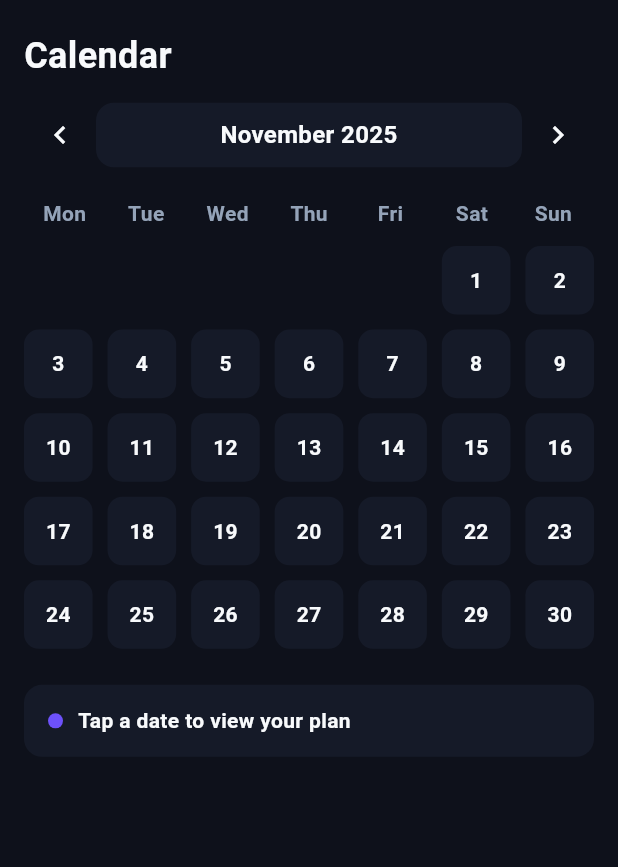
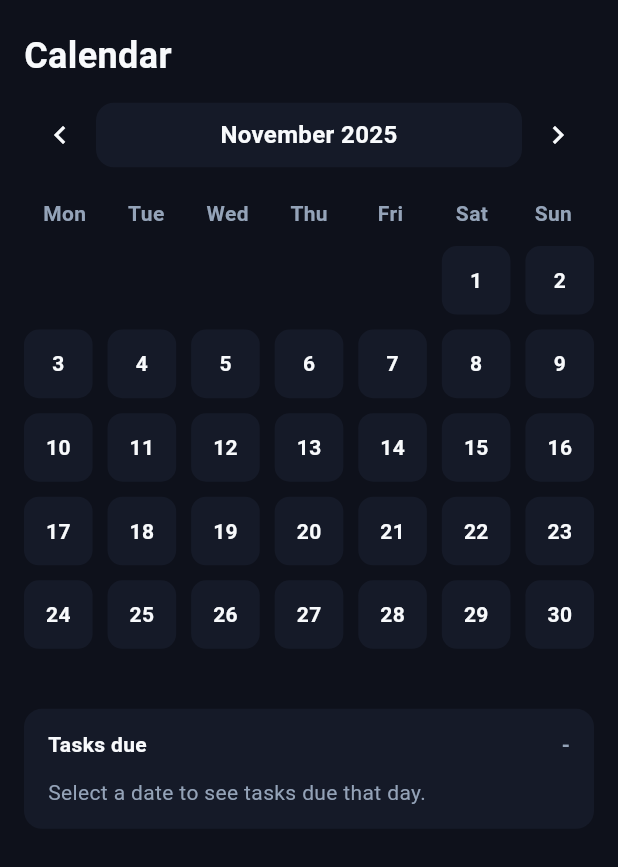
Before and after one commit to koixos/oop-mobile-frontend, a Flutter app: the CalendarPage screen opened directly, after a tap on the "chevron left" icon, on a phone screen of 412 x 824 dp. Shown: the top 867 px of the screen. Run offline on Flutter 3.47's test engine with Material 3 defaults, Android fonts, the phone set to English and light mode, and no system bars; our stand-ins replace fluttertoast, shared_preferences, speech_to_text; accounts and stored records are empty.

Commit message:
display tasks due in calendar page

```diff
--- a/lib/views/calendar/calendar_page.dart
+++ b/lib/views/calendar/calendar_page.dart
@@ -1,5 +1,10 @@
+import 'dart:convert';
+
 import 'package:flutter/material.dart';
+import 'package:shared_preferences/shared_preferences.dart';
 import 'package:sptm/core/constants.dart';
+import 'package:sptm/models/task_item.dart';
+import 'package:sptm/views/dashboard/widgets/task_card.dart';
 
 class CalendarPage extends StatefulWidget {
   const CalendarPage({super.key});
@@ -9,6 +14,7 @@ class CalendarPage extends StatefulWidget {
 }
 
 class _CalendarPageState extends State<CalendarPage> {
+  static const String _tasksKey = "dashboard_tasks";
   static const List<String> _monthNames = [
     'January',
     'February',
@@ -31,6 +37,13 @@ class _CalendarPageState extends State<CalendarPage> {
 
   DateTime _focusedMonth = DateTime(DateTime.now().year, DateTime.now().month);
   DateTime? _selectedDay;
+  final List<TaskItem> _tasks = [];
+
+  @override
+  void initState() {
+    super.initState();
+    _loadTasks();
+  }
 
   bool _isSameDay(DateTime a, DateTime b) {
     return a.year == b.year && a.month == b.month && a.day == b.day;
@@ -43,6 +56,64 @@ class _CalendarPageState extends State<CalendarPage> {
   int _leadingEmptySlots(DateTime date) {
     final firstWeekday = DateTime(date.year, date.month, 1).weekday;
     return firstWeekday - 1;
+  }
+
+  Future<void> _loadTasks() async {
+    final prefs = await SharedPreferences.getInstance();
+    final rawItems = prefs.getStringList(_tasksKey) ?? [];
+    final loadedTasks = <TaskItem>[];
+    for (final raw in rawItems) {
+      try {
+        final decoded = jsonDecode(raw) as Map<String, dynamic>;
+        loadedTasks.add(TaskItem.fromJson(decoded));
+      } catch (_) {}
+    }
+    if (!mounted) return;
+    setState(() {
+      _tasks
+        ..clear()
+        ..addAll(loadedTasks);
+    });
+  }
+
+  List<TaskItem> _tasksForSelectedDay() {
+    final selectedDay = _selectedDay;
+    if (selectedDay == null) return [];
+    return _tasks
+        .where((task) => _isSameDay(task.dueDate, selectedDay))
+        .toList();
+  }
+
+  String _formatDate(DateTime value) {
+    const months = [
+      "Jan",
+      "Feb",
+      "Mar",
+      "Apr",
+      "May",
+      "Jun",
+      "Jul",
+      "Aug",
+      "Sep",
+      "Oct",
+      "Nov",
+      "Dec",
+    ];
+    final month = months[value.month - 1];
+    return "$month ${value.day.toString().padLeft(2, "0")}";
+  }
+
+  String _urgencyLabel(TaskItem task) {
+    final urgency = task.urgent ? "Urgent" : "Not urgent";
+    final importance = task.important ? "Important" : "Not important";
+    return "$urgency · $importance";
+  }
+
+  Future<void> _selectDay(DateTime date) async {
+    setState(() {
+      _selectedDay = date;
+    });
+    await _loadTasks();
   }
 
   void _goToPreviousMonth() {
@@ -168,9 +239,7 @@ class _CalendarPageState extends State<CalendarPage> {
 
         return GestureDetector(
           onTap: () {
-            setState(() {
-              _selectedDay = date;
-            });
+            _selectDay(date);
           },
           child: AnimatedContainer(
             duration: const Duration(milliseconds: 150),
@@ -200,6 +269,8 @@ class _CalendarPageState extends State<CalendarPage> {
 
   @override
   Widget build(BuildContext context) {
+    final dueTasks = _tasksForSelectedDay();
+
     return Scaffold(
       backgroundColor: _background,
       body: SafeArea(
@@ -214,6 +285,8 @@ class _CalendarPageState extends State<CalendarPage> {
               const SizedBox(height: 12),
               _buildCalendarGrid(),
               const SizedBox(height: 24),
+
+              const SizedBox(height: 16),
               Container(
                 padding: const EdgeInsets.symmetric(
                   horizontal: 16,
@@ -223,25 +296,57 @@ class _CalendarPageState extends State<CalendarPage> {
                   color: _card,
                   borderRadius: BorderRadius.circular(12),
                 ),
-                child: Row(
+                child: Column(
+                  crossAxisAlignment: CrossAxisAlignment.start,
                   children: [
-                    Container(
-                      height: 10,
-                      width: 10,
-                      decoration: BoxDecoration(
-                        color: _accent,
-                        borderRadius: BorderRadius.circular(20),
+                    Row(
+                      children: [
+                        const Text(
+                          "Tasks due",
+                          style: TextStyle(
+                            color: Color(AppColors.textMain),
+                            fontWeight: FontWeight.w700,
                           ),
                         ),
-                    const SizedBox(width: 10),
+                        const Spacer(),
                         Text(
-                      _selectedDay != null
-                          ? 'Selected: ${_selectedDay!.day} ${_monthNames[_selectedDay!.month - 1]}'
-                          : 'Tap a date to view your plan',
+                          _selectedDay == null
+                              ? "-"
+                              : dueTasks.length.toString(),
                           style: const TextStyle(
-                        color: Color(AppColors.textMain),
+                            color: Color(AppColors.textMuted),
                             fontWeight: FontWeight.w600,
                           ),
+                        ),
+                      ],
+                    ),
+                    const SizedBox(height: 12),
+                    if (_selectedDay == null)
+                      const Text(
+                        "Select a date to see tasks due that day.",
+                        style: TextStyle(color: Color(AppColors.textMuted)),
+                      )
+                    else if (dueTasks.isEmpty)
+                      const Text(
+                        "No tasks due on this date.",
+                        style: TextStyle(color: Color(AppColors.textMuted)),
+                      )
+                    else
+                      ListView.separated(
+                        shrinkWrap: true,
+                        physics: const NeverScrollableScrollPhysics(),
+                        itemCount: dueTasks.length,
+                        separatorBuilder: (context, index) =>
+                            const SizedBox(height: 12),
+                        itemBuilder: (context, index) {
+                          final task = dueTasks[index];
+                          return TaskCard(
+                            title: task.title,
+                            subtitle:
+                                "${task.mission} · ${task.context} · ${_urgencyLabel(task)}",
+                            done: task.done,
+                          );
+                        },
                       ),
                   ],
                 ),
```
Also changed, not shown: lib/models/task_item.dart (added, +45 -0 lines), lib/views/dashboard/dashboard_page.dart (+31 -36 lines), lib/views/dashboard/widgets/task_card.dart (+0 -8 lines). Lines whose indentation alone changed are shown as unchanged.
